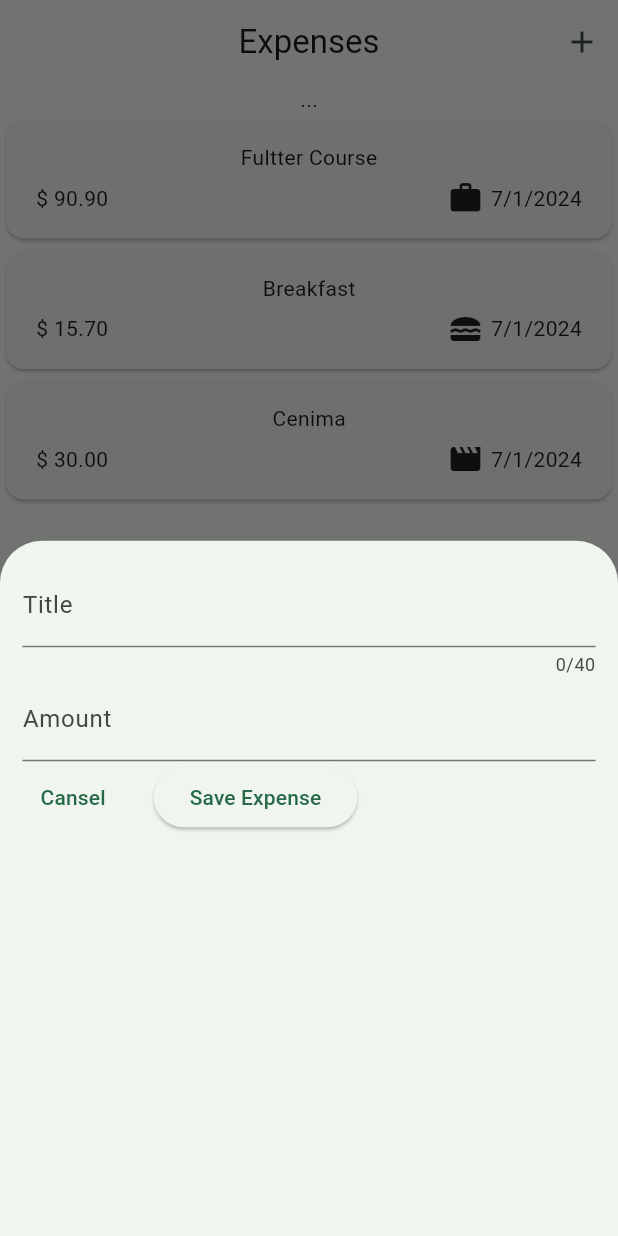
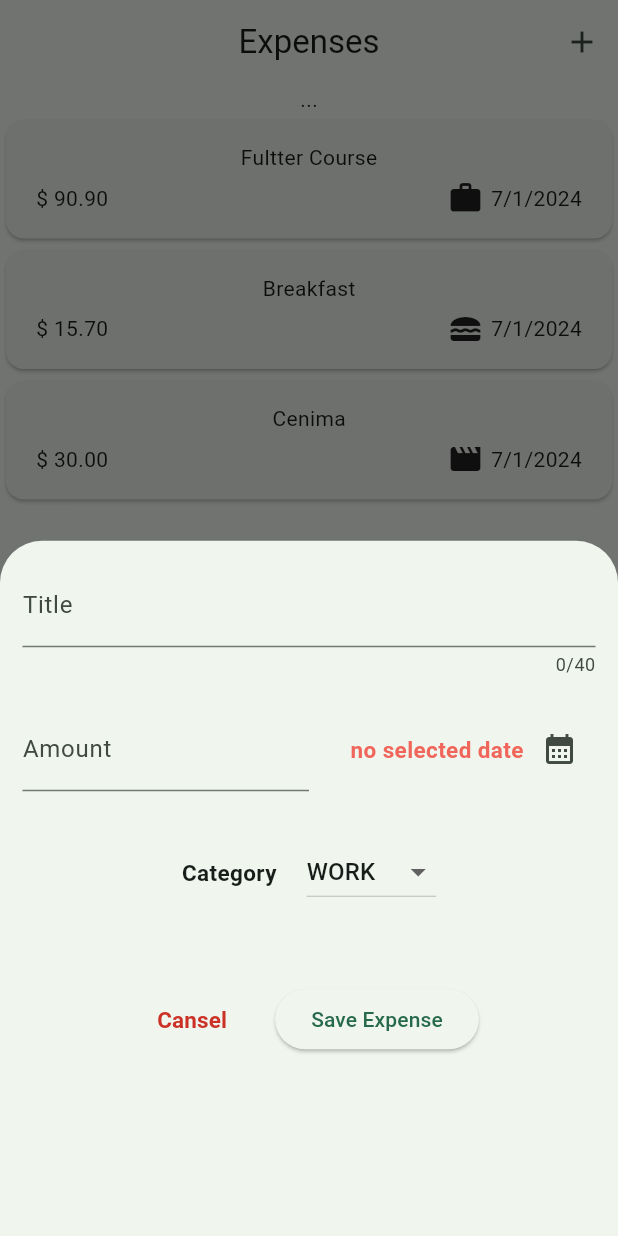
Before and after one commit to AbdelrahmanMasoudTaha/expenses, a Flutter app: the screen it shows after launch, after a tap on the "add" icon, on a phone screen of 412 x 824 dp. Run offline on Flutter 3.47's test engine with Material 3 defaults, Android fonts, the phone set to English and light mode, and no system bars.

Commit message:
finish add expense

```diff
--- a/lib/models/expense.dart
+++ b/lib/models/expense.dart
@@ -13,7 +13,7 @@ class Expense {
   static const categoryIcons = {
     Category.food: Icons.lunch_dining,
     Category.leisure: Icons.movie,
-    Category.travel: Icons.travel_explore,
+    Category.travel: Icons.directions_car_sharp,
     Category.work: Icons.work,
   };
   Expense(
--- a/lib/widgets/expenses.dart
+++ b/lib/widgets/expenses.dart
@@ -28,6 +28,11 @@ class _ExpensesState extends State<Expenses> {
         amount: 30,
         date: DateTime.now()),
   ];
+  void _addExpense(Expense expense) {
+    setState(() {
+      _regesteredExpenses.add(expense);
+    });
+  }
 
   @override
   Widget build(BuildContext context) {
@@ -41,7 +46,9 @@ class _ExpensesState extends State<Expenses> {
                 showModalBottomSheet(
                     context: context,
                     builder: (ctx) {
-                      return const NewExpense();
+                      return NewExpense(
+                        onAddExpense: _addExpense,
+                      );
                     });
               },
               icon: const Icon(Icons.add))
--- a/lib/widgets/new_expense.dart
+++ b/lib/widgets/new_expense.dart
@@ -1,10 +1,10 @@
-import 'dart:developer';
-
+import 'package:expenses_app/models/expense.dart';
 import 'package:flutter/material.dart';
+import 'package:intl/intl.dart';
 
 class NewExpense extends StatefulWidget {
-  const NewExpense({super.key});
-
+  const NewExpense({super.key, required this.onAddExpense});
+  final void Function(Expense expense) onAddExpense;
   @override
   State<NewExpense> createState() => _NewExpenseState();
 }
@@ -12,6 +12,9 @@ class NewExpense extends StatefulWidget {
 class _NewExpenseState extends State<NewExpense> {
   final _titleController = TextEditingController();
   final _amountController = TextEditingController();
+  Category _selectedCategory = Category.work;
+  DateTime? _selectedDate;
+  final formatter = DateFormat.yMd();
 
   @override
   void dispose() {
@@ -30,7 +33,13 @@ class _NewExpenseState extends State<NewExpense> {
             controller: _titleController,
             decoration: const InputDecoration(label: Text('Title')),
           ),
-          TextField(
+          const SizedBox(
+            height: 20,
+          ),
+          Row(
+            children: [
+              Expanded(
+                child: TextField(
                   keyboardType: TextInputType.number,
                   controller: _amountController,
                   decoration: const InputDecoration(
@@ -38,19 +47,132 @@ class _NewExpenseState extends State<NewExpense> {
                     prefixText: '\$',
                   ),
                 ),
+              ),
+              const SizedBox(
+                height: 20,
+              ),
+              Expanded(
+                child: Row(
+                  mainAxisAlignment: MainAxisAlignment.end,
+                  children: [
+                    Text(
+                      (_selectedDate == null)
+                          ? 'no selected date'
+                          : formatter.format(_selectedDate!),
+                      style: TextStyle(
+                        color: (_selectedDate == null)
+                            ? const Color.fromARGB(209, 241, 70, 57)
+                            : const Color.fromARGB(211, 31, 161, 35),
+                        fontSize: 15,
+                        fontWeight: FontWeight.bold,
+                      ),
+                    ),
+                    IconButton(
+                      onPressed: () async {
+                        final now = DateTime.now();
+                        final DateTime? pickedDate = await showDatePicker(
+                            context: context,
+                            firstDate:
+                                DateTime(now.year, now.month - 1, now.day),
+                            initialDate: now,
+                            lastDate:
+                                DateTime(now.year, now.month, now.day + 5));
+                        setState(() {
+                          _selectedDate = pickedDate;
+                        });
+                      },
+                      icon: const Icon(Icons.calendar_month),
+                    )
+                  ],
+                ),
+              )
+            ],
+          ),
+          const SizedBox(
+            height: 30,
+          ),
           Row(
+            mainAxisAlignment: MainAxisAlignment.center,
+            children: [
+              const Text(
+                'Category',
+                style: TextStyle(
+                  fontSize: 15,
+                  fontWeight: FontWeight.bold,
+                ),
+              ),
+              const SizedBox(
+                width: 20,
+              ),
+              DropdownButton(
+                  value: _selectedCategory,
+                  items: Category.values
+                      .map(
+                        (e) => DropdownMenuItem(
+                          value: e,
+                          child: Text(e.name.toUpperCase()),
+                        ),
+                      )
+                      .toList(),
+                  onChanged: (newCat) {
+                    if (newCat == null) return;
+                    setState(() {
+                      _selectedCategory = newCat;
+                    });
+                  }),
+            ],
+          ),
+          const SizedBox(
+            height: 50,
+          ),
+          Row(
+            mainAxisAlignment: MainAxisAlignment.center,
             children: [
               TextButton(
                 onPressed: () => Navigator.pop(context),
-                child: const Text('Cansel'),
+                child: const Text(
+                  'Cansel',
+                  style: TextStyle(
+                    fontSize: 15,
+                    fontWeight: FontWeight.bold,
+                    color: Color.fromARGB(255, 204, 49, 38),
+                  ),
+                ),
               ),
               const SizedBox(
                 width: 20,
               ),
               ElevatedButton(
                 onPressed: () {
-                  log(_titleController.text);
-                  log(_amountController.text);
+                  final enteredAmount = double.tryParse(_amountController.text);
+                  final isInvalideAmount =
+                      enteredAmount == null || enteredAmount <= 0;
+                  if (isInvalideAmount ||
+                      _titleController.text.trim().isEmpty ||
+                      _selectedDate == null) {
+                    showDialog(
+                        context: context,
+                        builder: (ctx) => AlertDialog(
+                              title: const Text('Invalid input!!'),
+                              content: const Text(
+                                  'please make sure that title, amount and date was entered correctly.'),
+                              actions: [
+                                TextButton(
+                                  onPressed: () => Navigator.pop(context),
+                                  child: const Text('okey'),
+                                ),
+                              ],
+                            ));
+                  } else {
+                    widget.onAddExpense(
+                      Expense(
+                          title: _titleController.text,
+                          amount: enteredAmount,
+                          date: _selectedDate!,
+                          category: _selectedCategory),
+                    );
+                    Navigator.pop(context);
+                  }
                 },
                 child: const Text('Save Expense'),
               )
```
Lines whose indentation alone changed are shown as unchanged.
